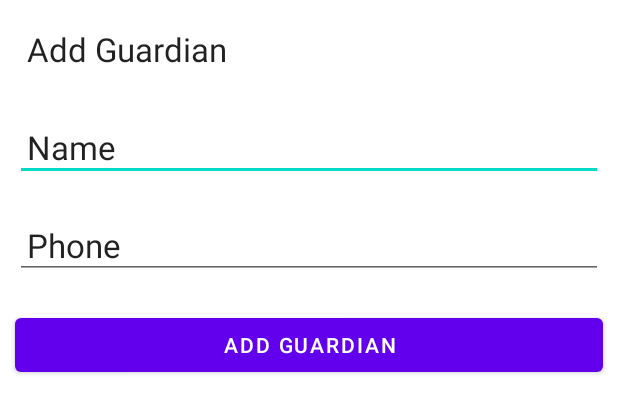
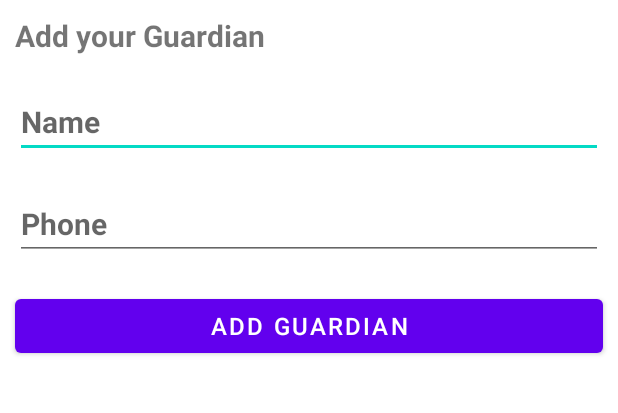
Before and after one commit to Minideepali/Women-Safety-App, an Android app: the layout activity_guardian_add.xml on its own in the app's theme, with its tools: preview values and no code run, on a phone screen of 412 x 824 dp. Shown: the top 413 px of the screen. Run offline under Robolectric (Android 15) with nearby library versions, the phone set to English and light mode, and no system bars; network calls fail.

Commit message:
New Files

```diff
--- a/WomenSafetyApp/app/src/main/AndroidManifest.xml
+++ b/WomenSafetyApp/app/src/main/AndroidManifest.xml
@@ -23,6 +23,9 @@
         android:roundIcon="@drawable/splash"
         android:supportsRtl="true"
         android:theme="@style/Theme.WomenSafetyApp">
+        <activity
+            android:name=".GuardianAdd"
+            android:exported="false" />
         <activity
             android:name=".ProfileDetails"
             android:exported="false" />
--- a/WomenSafetyApp/app/src/main/java/com/example/womensafetyapp/UserInfo.java
+++ b/WomenSafetyApp/app/src/main/java/com/example/womensafetyapp/UserInfo.java
@@ -1,13 +1,13 @@
 package com.example.womensafetyapp;
 
 public class UserInfo {
-    private String email;
+    private static String email;
 
-    public String getEmail() {
+    public static String getEmail() {
         return email;
     }
 
     public void setEmail(String email) {
-        this.email = email;
+        UserInfo.email = email;
     }
 }
--- a/WomenSafetyApp/app/src/main/res/layout/activity_add_guardian.xml
+++ b/WomenSafetyApp/app/src/main/res/layout/activity_guardian_add.xml
@@ -4,37 +4,48 @@
     android:layout_width="match_parent"
     android:layout_height="match_parent"
     android:orientation="vertical"
-    tools:context=".AddGuardian">
+    tools:context=".GuardianAdd">
 
     <TextView
         android:layout_width="wrap_content"
         android:layout_height="wrap_content"
         android:layout_margin="10dp"
-        android:padding="8dp"
-        android:text="Add Guardian"
-        android:textAppearance="?android:attr/textAppearanceLarge" />
+        android:text="Add your Guardian"
+        android:textSize="20sp"
+        android:textStyle="bold"
+        tools:ignore="HardcodedText" />
 
     <EditText
-        android:id="@+id/guardian_name"
+        android:id="@+id/name"
         android:layout_width="match_parent"
         android:layout_height="wrap_content"
         android:layout_margin="10dp"
-        android:padding="8dp"
-        android:text="Name"
-        android:textAppearance="?android:attr/textAppearanceLarge" />
+        android:hint="Name"
+        android:inputType="text"
+        android:textSize="20sp"
+        android:textStyle="bold"
+        tools:ignore="HardcodedText"
+        android:autofillHints="Name" />
 
     <EditText
-        android:id="@+id/guardian_phone"
+        android:id="@+id/phone"
         android:layout_width="match_parent"
         android:layout_height="wrap_content"
         android:layout_margin="10dp"
-        android:padding="8dp"
-        android:text="Phone"
-        android:textAppearance="?android:attr/textAppearanceLarge" />
+        android:hint="Phone"
+        android:inputType="phone"
+        android:textSize="20sp"
+        android:textStyle="bold"
+        tools:ignore="HardcodedText"
+        android:autofillHints="Phone" />
 
     <Button
+        android:id="@+id/add_button"
         android:layout_width="match_parent"
         android:layout_height="wrap_content"
         android:layout_margin="10dp"
-        android:text="Add Guardian" />
+        android:text="Add Guardian"
+        android:textSize="16sp"
+        tools:ignore="HardcodedText" />
+
 </LinearLayout>
```
Also changed, not shown: WomenSafetyApp/app/src/main/java/com/example/womensafetyapp/AddGuardian.java (deleted, +0 -165 lines), WomenSafetyApp/app/src/main/java/com/example/womensafetyapp/GuardianAdd.java (added, +25 -0 lines), WomenSafetyApp/app/src/main/java/com/example/womensafetyapp/RegisterActivity.java (+5 -4 lines).
